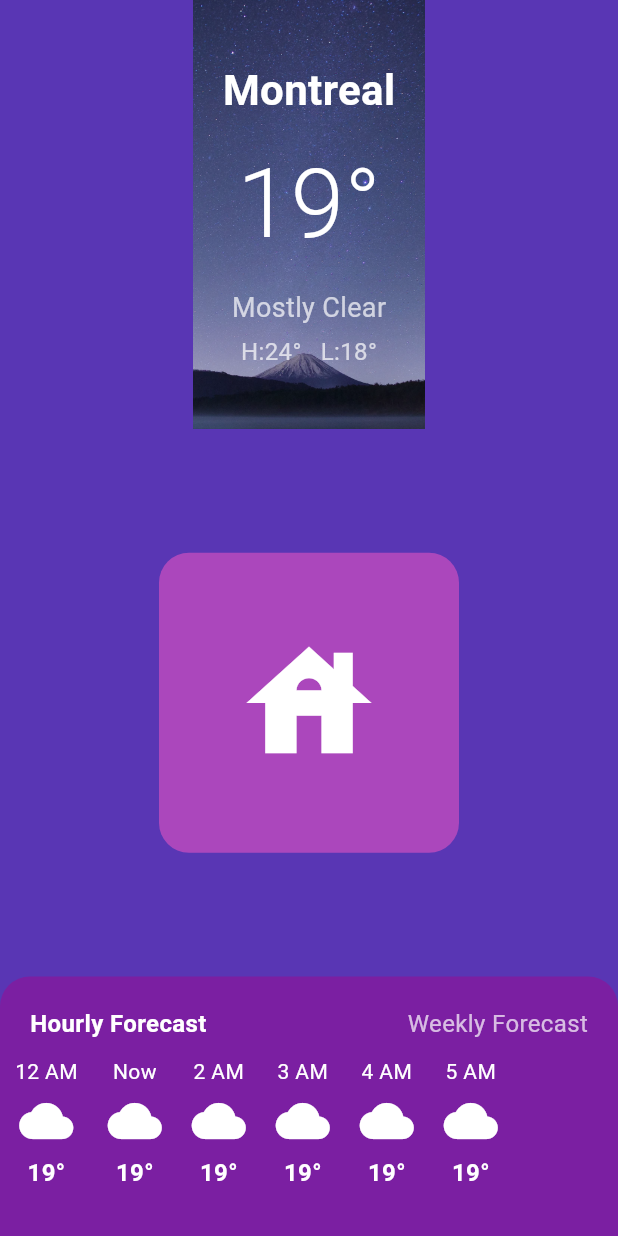
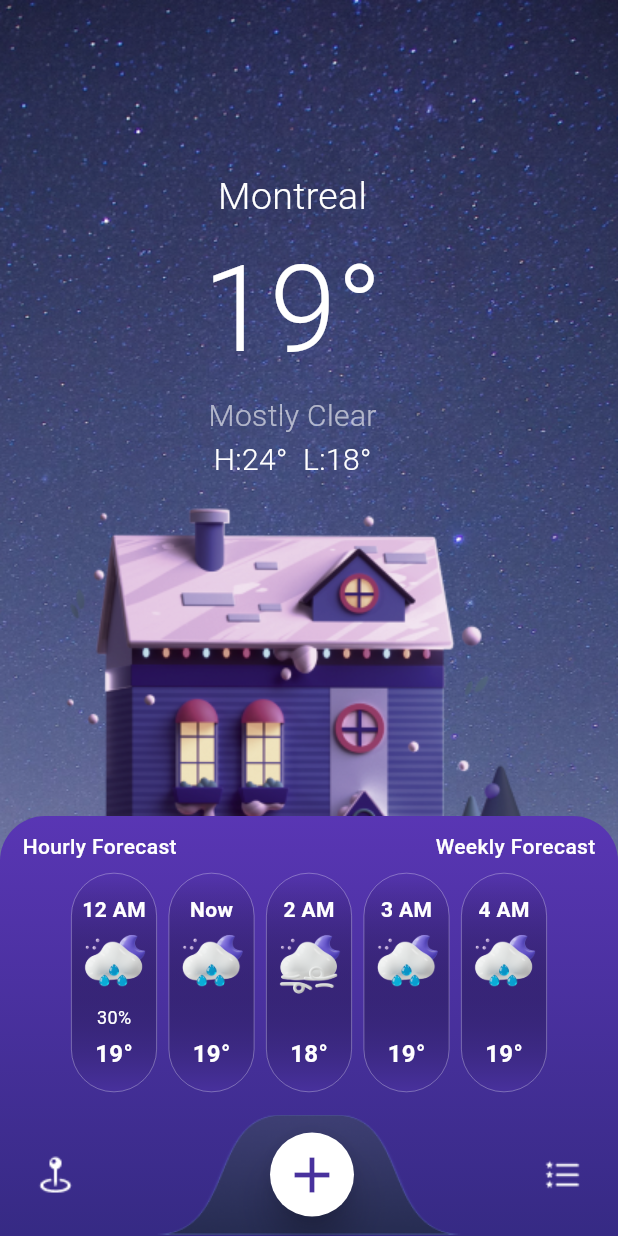
Before and after one commit to Farhan180198/weather_app, a Flutter app: the HomeScreen screen opened directly, on a phone screen of 412 x 824 dp. Run offline on Flutter 3.47's test engine with Material 3 defaults, Android fonts, the phone set to English and light mode, and no system bars; our stand-ins replace google_fonts.

Commit message:
weather app

```diff
--- a/lib/customized widgets/weather_card.dart
+++ b/lib/customized widgets/weather_card.dart
@@ -26,7 +26,7 @@ class WeatherCard extends StatelessWidget {
       height: 200,
       padding: const EdgeInsets.all(10.0),
       decoration: BoxDecoration(
-        image: DecorationImage(image: AssetImage('images/Rectangle 1.png')),
+        image: const DecorationImage(image: AssetImage('images/Rectangle 1.png')),
         // color: backgroundColor,
         borderRadius: BorderRadius.circular(16.0),
       ),
--- a/lib/main.dart
+++ b/lib/main.dart
@@ -22,7 +22,7 @@ class MyApp extends StatelessWidget {
         // colorScheme: ColorScheme.fromSeed(seedColor: Colors.deepPurple),
         useMaterial3: true,
       ),
-      home:  const WeatherCardScreen(),
+      home:  const HomeScreen(),
     );
   }
 }
--- a/lib/xyz.dart
+++ /dev/null
@@ -1,242 +0,0 @@
-import 'package:flutter/material.dart';
-class WeatherWidget extends StatelessWidget {
-  @override
-  Widget build(BuildContext context) {
-    return Scaffold(
-      backgroundColor: Colors.purple[800],
-      body: Center(
-        child: Container(
-          width: 300,
-          height: 250,
-          decoration: BoxDecoration(
-            color: Colors.purple[800],
-            borderRadius: BorderRadius.only(
-              topLeft: Radius.circular(30),
-              topRight: Radius.circular(30),
-              bottomLeft: Radius.circular(0),
-              bottomRight: Radius.circular(0),
-            ),
-            boxShadow: [
-              BoxShadow(
-                color: Colors.black.withOpacity(0.5),
-                spreadRadius: 5,
-                blurRadius: 7,
-                offset: Offset(0, 3),
-              ),
-            ],
-          ),
-          child: Column(
-            mainAxisAlignment: MainAxisAlignment.center,
-            children: [
-              Text(
-                '19°',
-                style: TextStyle(
-                  fontSize: 60,
-                  fontWeight: FontWeight.bold,
-                  color: Colors.white,
-                ),
-              ),
-              SizedBox(height: 10),
-              Text(
-                'H:24° L:18°',
-                style: TextStyle(
-                  fontSize: 16,
-                  color: Colors.white,
-                ),
-              ),
-              SizedBox(height: 5),
-              Text(
-                'Montreal, Canada',
-                style: TextStyle(
-                  fontSize: 20,
-                  fontWeight: FontWeight.bold,
-                  color: Colors.white,
-                ),
-              ),
-              SizedBox(height: 20),
-              Align(
-                alignment: Alignment.bottomRight,
-                child: Padding(
-                  padding: EdgeInsets.only(right: 20, bottom: 20),
-                  child: Text(
-                    'Mid Rain',
-                    style: TextStyle(
-                      fontSize: 16,
-                      fontWeight: FontWeight.normal,
-                      color: Colors.white,
-                    ),
-                  ),
-                ),
-              ),
-            ],
-          ),
-        ),
-      ),
-    );
-  }
-}
-class HomeScreen extends StatelessWidget {
-  @override
-  Widget build(BuildContext context) {
-    return Scaffold(
-
-      backgroundColor: Color(0xff5936B4),
-
-      body: Stack(
-        children: [
-
-          Column(
-            children: [
-              // Top section with location and temperature
-              Container(
-                decoration: BoxDecoration(image: DecorationImage(image: AssetImage('images/background.png'),
-                    fit: BoxFit.cover)),
-                padding: const EdgeInsets.symmetric(horizontal: 20, vertical: 40),
-                child: Column(
-                  crossAxisAlignment: CrossAxisAlignment.center,
-                  children: [
-                    const Text(
-                      'Montreal',
-                      style: TextStyle(
-                        fontSize: 28,
-                        fontWeight: FontWeight.bold,
-                        color: Colors.white,
-                      ),
-                    ),
-                    const SizedBox(height: 10),
-                    const Text(
-                      '19°',
-                      style: TextStyle(
-                        fontSize: 64,
-                        fontWeight: FontWeight.w300,
-                        color: Colors.white,
-                      ),
-                    ),
-                    const SizedBox(height: 10),
-                    const Text(
-                      'Mostly Clear',
-                      style: TextStyle(
-                        fontSize: 18,
-                        color: Colors.white70,
-                      ),
-                    ),
-                    const SizedBox(height: 5),
-                    const Text(
-                      'H:24°   L:18°',
-                      style: TextStyle(
-                        fontSize: 16,
-                        color: Colors.white70,
-                      ),
-                    ),
-                  ],
-                ),
-              ),
-
-              // Weather illustration (placeholder)
-              Expanded(
-                child: Center(
-                  child: Container(
-                    width: 200,
-                    height: 200,
-                    decoration: BoxDecoration(
-                      color: Colors.purple.shade400,
-                      borderRadius: BorderRadius.circular(20),
-                    ),
-                    child: Icon(
-                      Icons.house,
-                      size: 100,
-                      color: Colors.white,
-                    ),
-                  ),
-                ),
-              ),
-
-              // Hourly forecast
-              Container(
-                padding: const EdgeInsets.symmetric(vertical: 20),
-                decoration: BoxDecoration(
-                  color: Colors.purple.shade700,
-                  borderRadius: const BorderRadius.only(
-                    topLeft: Radius.circular(20),
-                    topRight: Radius.circular(20),
-                  ),
-                ),
-                child: Column(
-                  children: [
-                    // Tabs (Hourly & Weekly Forecast)
-                    Padding(
-                      padding: const EdgeInsets.symmetric(horizontal: 20),
-                      child: Row(
-                        mainAxisAlignment: MainAxisAlignment.spaceBetween,
-                        children: const [
-                          Text(
-                            'Hourly Forecast',
-                            style: TextStyle(
-                              color: Colors.white,
-                              fontSize: 16,
-                              fontWeight: FontWeight.bold,
-                            ),
-                          ),
-                          Text(
-                            'Weekly Forecast',
-                            style: TextStyle(
-                              color: Colors.white70,
-                              fontSize: 16,
-                            ),
-                          ),
-                        ],
-                      ),
-                    ),
-
-                    const SizedBox(height: 10),
-
-                    // Forecast cards
-                    SizedBox(
-                      height: 100,
-                      child: ListView.builder(
-                        scrollDirection: Axis.horizontal,
-                        itemCount: 6,
-                        itemBuilder: (context, index) {
-                          return Padding(
-                            padding: const EdgeInsets.symmetric(horizontal: 10),
-                            child: Column(
-                              children: [
-                                Text(
-                                  ['12 AM', 'Now', '2 AM', '3 AM', '4 AM', '5 AM'][index],
-                                  style: const TextStyle(
-                                    color: Colors.white,
-                                    fontSize: 14,
-                                  ),
-                                ),
-                                const SizedBox(height: 5),
-                                Icon(
-                                  Icons.cloud,
-                                  size: 36,
-                                  color: Colors.white,
-                                ),
-                                const SizedBox(height: 5),
-                                const Text(
-                                  '19°',
-                                  style: TextStyle(
-                                    color: Colors.white,
-                                    fontSize: 16,
-                                    fontWeight: FontWeight.bold,
-                                  ),
-                                ),
-                              ],
-                            ),
-                          );
-                        },
-                      ),
-                    ),
-                  ],
-                ),
-              ),
-            ],
-          ),
-        ],
-      ),
-    );
-  }
-}
-// this code is for RoundCards
```
